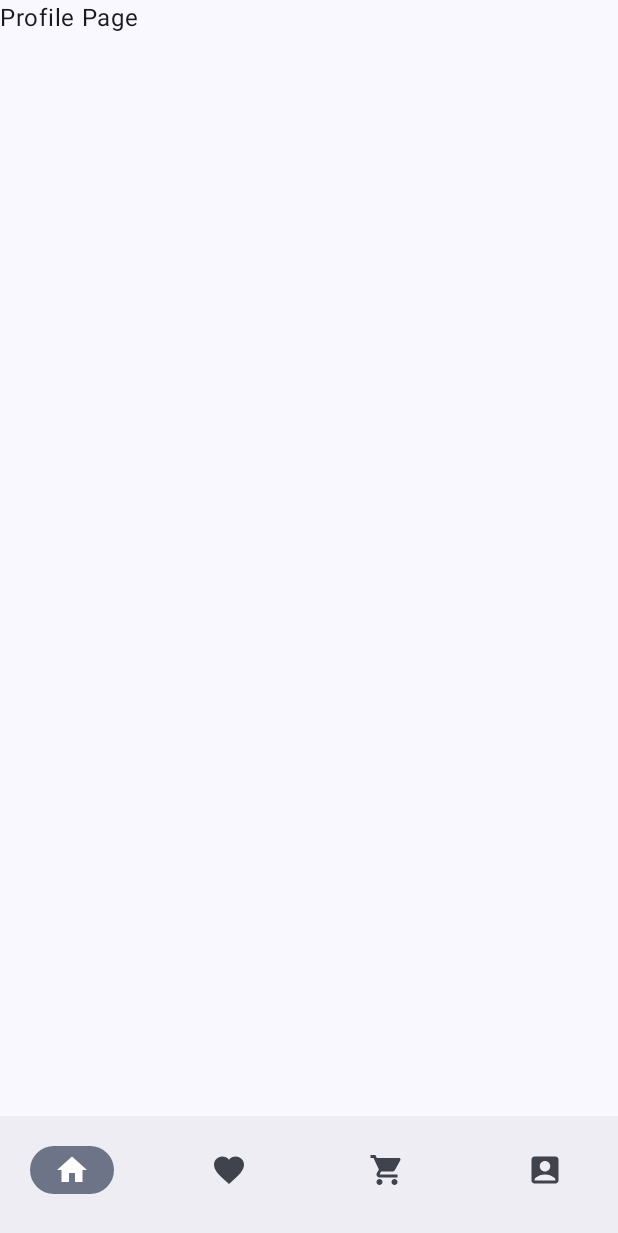
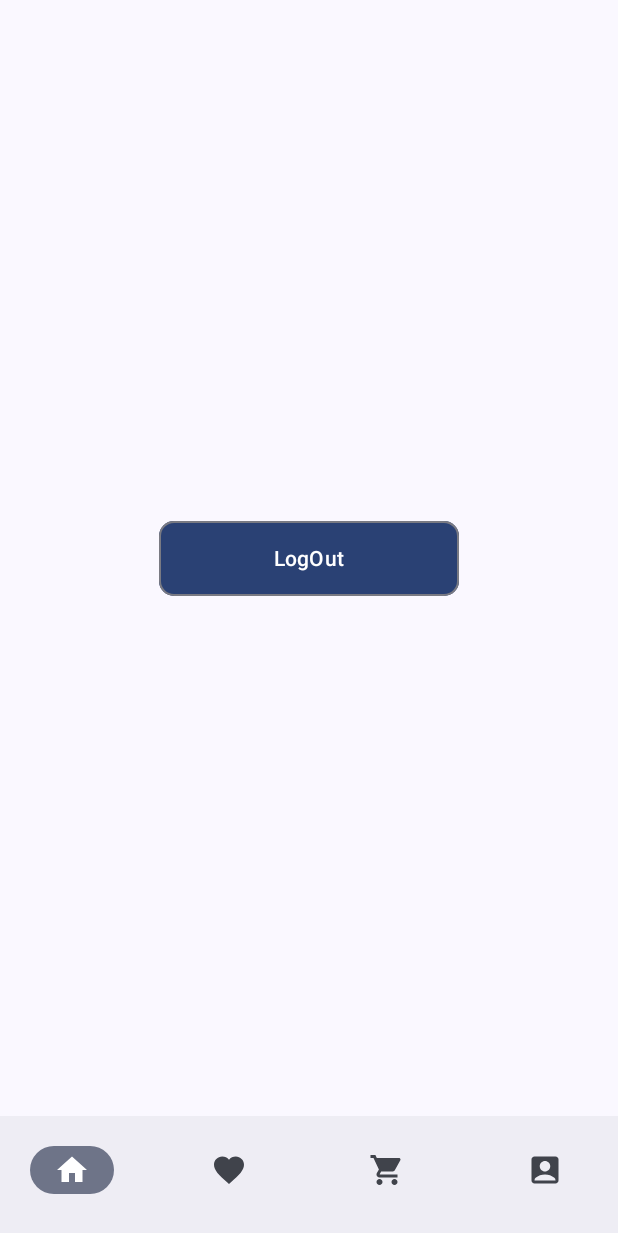
Before and after one commit to Aditya8210/MyShoppingApp, an Android app built with Jetpack Compose: the ProfilePage screen opened through its navigation route, on a phone screen of 412 x 824 dp. Shown: the top 1233 px of the screen. Run offline under Robolectric (Android 15) with nearby library versions, the phone set to English and light mode, and no system bars; our stand-ins replace Dagger/Hilt's generated code, Firebase (no records; nobody signed in at launch, a user with empty details on screens opened directly).

Commit message:
feat: Implement user logout functionality
This commit adds a logout feature to the Profile page, allowing users to sign out and navigate back to the login screen.

Key changes:

- **Profile Page (`ProfilePage.kt`):**
    - Added a "LogOut" `OutlinedButton`.
    - When clicked, the button calls `firebaseAuth.signOut()` to log the user out of Firebase.
    - After signing out, it navigates the user to `Routes.LogInScreen`.
    - The `ProfilePage` composable now accepts `NavController` and `FirebaseAuth` as parameters.
    - Basic UI layout uses a `Column` to center the logout button on the screen.
- **Navigation (`AppNav.kt`):**
    - Updated the `composable` for `Routes.ProfileScreen` in the navigation graph to pass the necessary `navController` and `firebaseAuth` instances to the `ProfilePage`.

```diff
--- a/app/src/main/java/com/wp7367/myshoppingapp/ui_layer/screens/navigation/AppNav.kt
+++ b/app/src/main/java/com/wp7367/myshoppingapp/ui_layer/screens/navigation/AppNav.kt
@@ -143,7 +143,7 @@ fun AppNav(firebaseAuth: FirebaseAuth,){
                         CartPage()
                     }
                     composable <Routes.ProfileScreen>{
-                        ProfilePage()
+                        ProfilePage(navController = navController, firebaseAuth = firebaseAuth)
                     }
                 }
             }
--- a/app/src/main/java/com/wp7367/myshoppingapp/ui_layer/screens/pages/ProfilePage.kt
+++ b/app/src/main/java/com/wp7367/myshoppingapp/ui_layer/screens/pages/ProfilePage.kt
@@ -1,12 +1,48 @@
 package com.wp7367.myshoppingapp.ui_layer.screens.pages
 
+import androidx.compose.foundation.layout.Arrangement
+import androidx.compose.foundation.layout.Column
+import androidx.compose.foundation.layout.fillMaxSize
+import androidx.compose.foundation.layout.fillMaxWidth
+import androidx.compose.foundation.layout.size
+import androidx.compose.foundation.shape.RoundedCornerShape
+import androidx.compose.material3.ButtonDefaults
+import androidx.compose.material3.OutlinedButton
 import androidx.compose.material3.Text
 import androidx.compose.runtime.Composable
+import androidx.compose.ui.Alignment
 import androidx.compose.ui.Modifier
+import androidx.compose.ui.tooling.preview.Preview
+import androidx.compose.ui.unit.dp
+import androidx.navigation.NavController
+import com.google.firebase.auth.FirebaseAuth
+import com.wp7367.myshoppingapp.ui.theme.Pink80
+import com.wp7367.myshoppingapp.ui_layer.screens.navigation.Routes
+
 
 @Composable
-fun ProfilePage(modifier: Modifier = Modifier) {
+fun ProfilePage(modifier: Modifier = Modifier, navController: NavController, firebaseAuth: FirebaseAuth) {
 
-    Text(text = "Profile Page")
+    Column (modifier = Modifier.fillMaxSize(),
+        horizontalAlignment = Alignment.CenterHorizontally,
+        verticalArrangement = Arrangement.Center
+    ){
+
+        OutlinedButton(onClick = {
+
+            firebaseAuth.signOut()
+            navController.navigate(Routes.LogInScreen)
+        },
+
+            modifier = Modifier.size(width = 200.dp, height = 50.dp),
+            shape = RoundedCornerShape(10.dp),
+            colors = ButtonDefaults.buttonColors(),
+
+
+
+            ) {
+            Text(text = "LogOut")
+        }
+    }
 
 }
```
